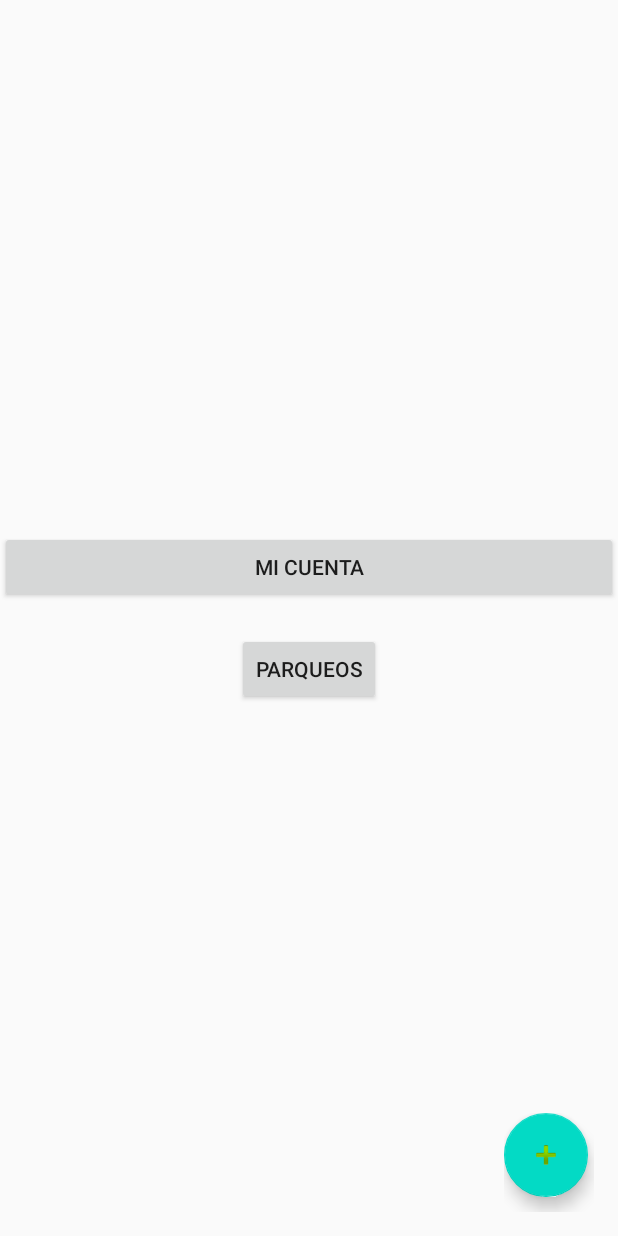
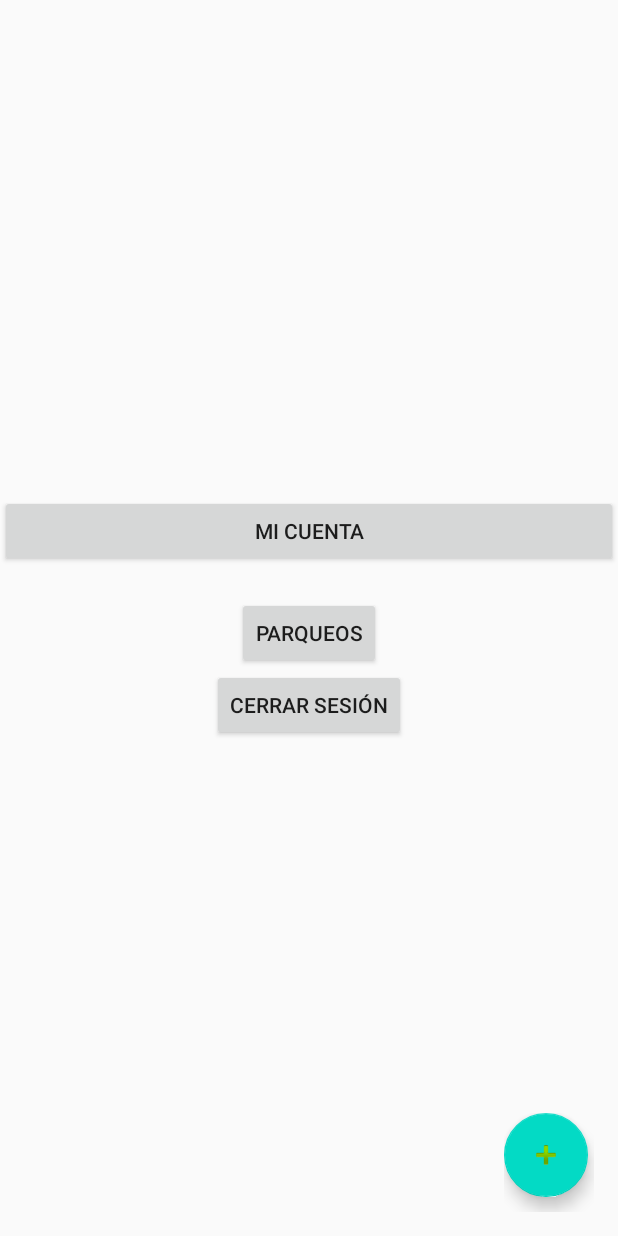
Before and after one commit to LeandroLescano/TP3_Grupo7, an Android app: the MenuActivity screen opened directly, with no data from a screen before it, on a phone screen of 412 x 824 dp. Run offline under Robolectric (Android 15) with nearby library versions, the phone set to English and light mode, and no system bars.

Commit message:
Mantención de sesión en SharedPreferences y botón para desloguear

```diff
--- a/app/src/main/java/utn/frgp/tusi/tp3_grupo_7/MenuActivity.java
+++ b/app/src/main/java/utn/frgp/tusi/tp3_grupo_7/MenuActivity.java
@@ -4,8 +4,10 @@ import androidx.appcompat.app.AlertDialog;
 import androidx.appcompat.app.AppCompatActivity;
 
 import android.content.ContentValues;
+import android.content.Context;
 import android.content.DialogInterface;
 import android.content.Intent;
+import android.content.SharedPreferences;
 import android.database.Cursor;
 import android.database.sqlite.SQLiteDatabase;
 import android.os.Bundle;
@@ -26,7 +28,12 @@ public class MenuActivity extends AppCompatActivity {
     protected void onCreate(Bundle savedInstanceState) {
         super.onCreate(savedInstanceState);
         setContentView(R.layout.activity_menuprincipal);
-        idUser = Integer.parseInt(getIntent().getStringExtra("id_user"));
+        SharedPreferences preferences = getSharedPreferences("usuario", Context.MODE_PRIVATE);
+        Integer idUser = preferences.getInt("id", -1);
+        if(idUser < 0){
+            Intent menu = new Intent(this, MainActivity.class);
+            startActivity(menu);
+        }else {
             miCuenta = (Button) findViewById(R.id.btn_profile);
             builder = new AlertDialog.Builder(MenuActivity.this);
             builderP = new AlertDialog.Builder(MenuActivity.this);
@@ -36,7 +43,6 @@ public class MenuActivity extends AppCompatActivity {
 
             dialogAccount = builder.create();
             dialogAccount.setTitle("Mi cuenta");
-
 
             builderP.setPositiveButton(R.string.ok, new DialogInterface.OnClickListener() {
                 public void onClick(DialogInterface dialog, int id) {
@@ -57,10 +63,8 @@ public class MenuActivity extends AppCompatActivity {
                 }
             });
 
-
             dialogParqueo = builderP.create();
             dialogParqueo.setTitle("Cargar parqueo");
-
 
             AdminSQLite admin = new AdminSQLite(this, "BaseDatosTp3", null, 1);
             SQLiteDatabase BasedeDatos = admin.getWritableDatabase();
@@ -70,9 +74,7 @@ public class MenuActivity extends AppCompatActivity {
             }else{
                 dialogAccount.setMessage("Ha ocurrido un error.");
             }
-
-
-
+        }
     }
 
 
@@ -104,14 +106,6 @@ public class MenuActivity extends AppCompatActivity {
         return true;
     }
 
-
-
-
-
-
-
-
-
     public void showAccount(View view){
         dialogAccount.show();
     }
@@ -119,4 +113,13 @@ public class MenuActivity extends AppCompatActivity {
     public void showParqueo(View view){
         dialogParqueo.show();
     }
+
+    public void logout(View view ){
+        SharedPreferences preferences = getSharedPreferences("usuario", Context.MODE_PRIVATE);
+        SharedPreferences.Editor editor = preferences.edit();
+        editor.putInt("id", -1);
+        editor.commit();
+        Intent inicio = new Intent(this, MainActivity.class);
+        startActivity(inicio);
     }
+}
--- a/app/src/main/res/layout/activity_menuprincipal.xml
+++ b/app/src/main/res/layout/activity_menuprincipal.xml
@@ -38,6 +38,15 @@
                 android:gravity="center"
                 android:text="@string/parqueos" />
 
+            <Button
+                android:id="@+id/btn_logout"
+                android:layout_width="wrap_content"
+                android:layout_height="wrap_content"
+                android:layout_gravity="center"
+                android:layout_weight="0"
+                android:onClick="logout"
+                android:text="Cerrar sesión" />
+
         </LinearLayout>
     </ScrollView>
 
```
Also changed, not shown: app/src/main/java/utn/frgp/tusi/tp3_grupo_7/MainActivity.java (+13 -2 lines). Lines whose indentation alone changed are shown as unchanged.
